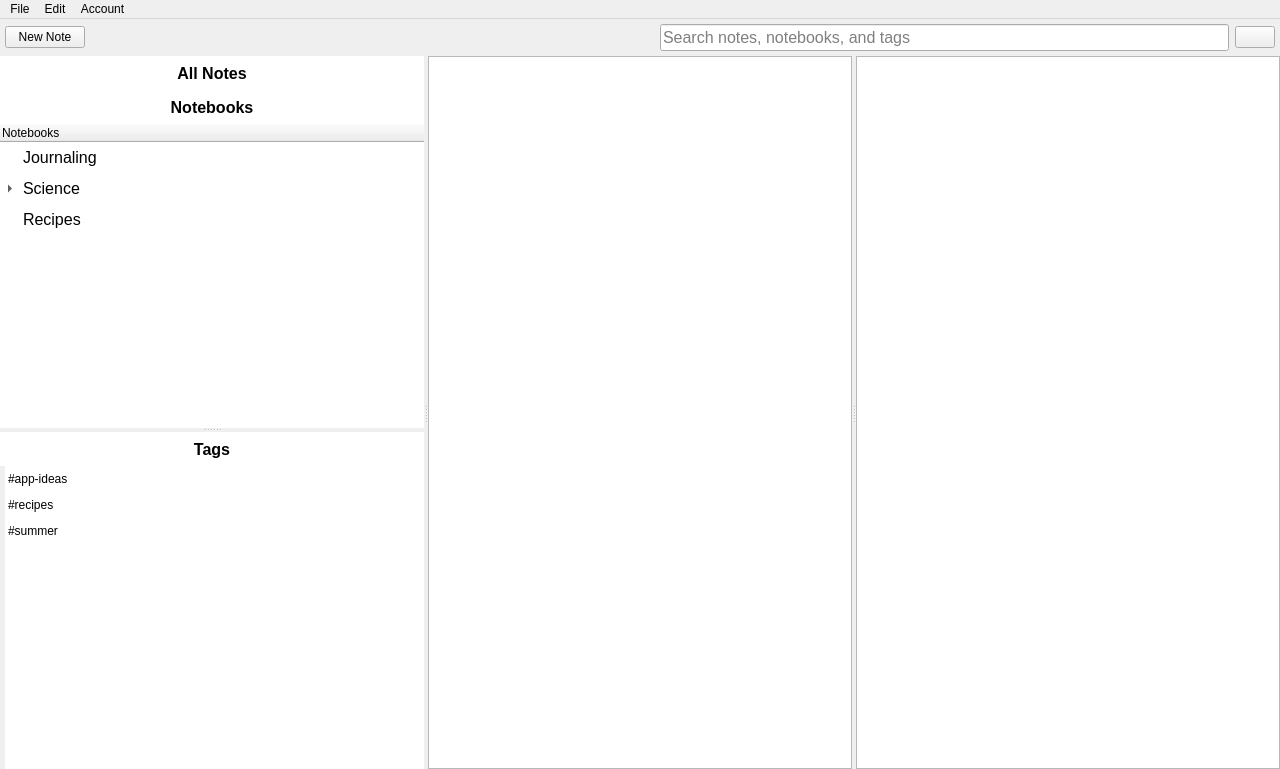
Qt form mainwindow.ui (Open-App-Library/Vibrato-Notes-Desktop) before a commit.
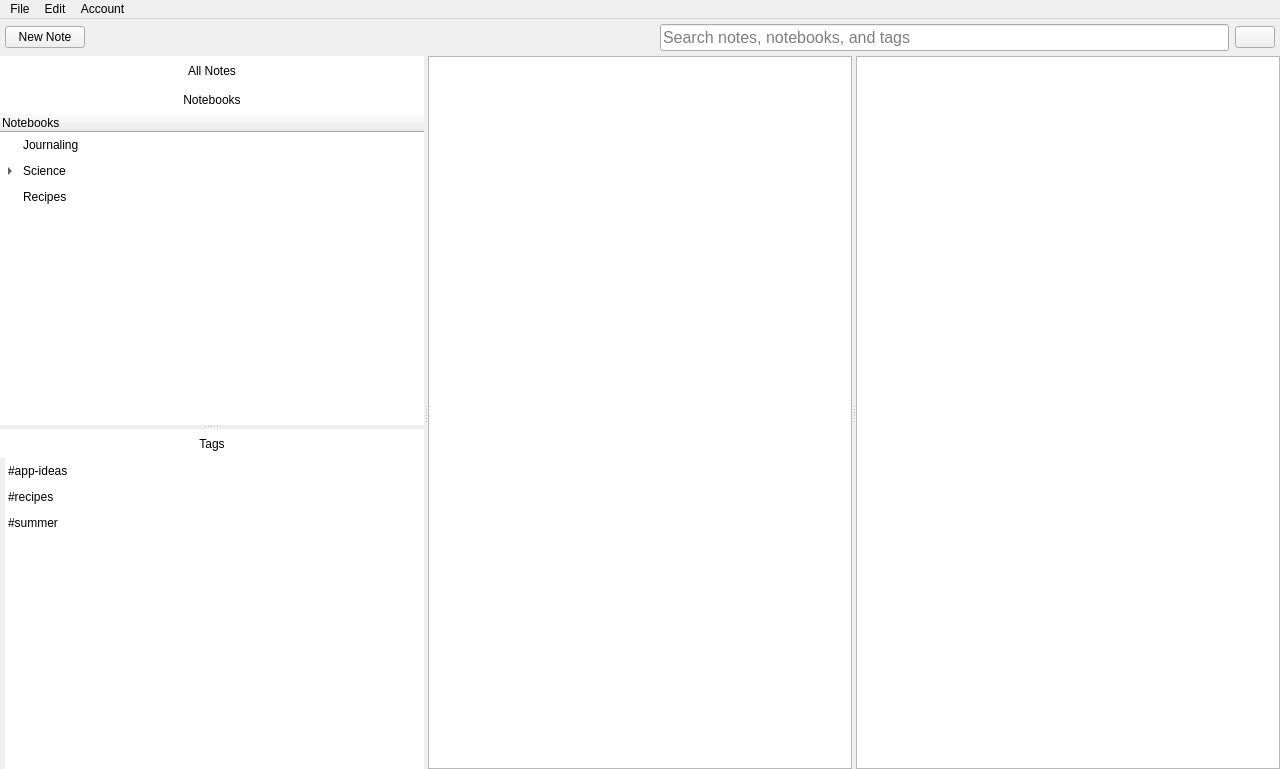
The same form after that commit. Icons and pictures are not drawn.

Commit message: default font size

```diff
--- a/mainwindow.ui
+++ b/mainwindow.ui
@@ -250,13 +250,6 @@
                   <verstretch>0</verstretch>
                  </sizepolicy>
                 </property>
-                <property name="font">
-                 <font>
-                  <pointsize>12</pointsize>
-                  <weight>75</weight>
-                  <bold>true</bold>
-                 </font>
-                </property>
                 <property name="cursor">
                  <cursorShape>ArrowCursor</cursorShape>
                 </property>
@@ -317,13 +310,6 @@
                    <verstretch>0</verstretch>
                   </sizepolicy>
                  </property>
-                 <property name="font">
-                  <font>
-                   <pointsize>12</pointsize>
-                   <weight>75</weight>
-                   <bold>true</bold>
-                  </font>
-                 </property>
                  <property name="cursor">
                   <cursorShape>ArrowCursor</cursorShape>
                  </property>
@@ -347,11 +333,6 @@
                </item>
                <item>
                 <widget class="QTreeWidget" name="notebookTreeWidget">
-                 <property name="font">
-                  <font>
-                   <pointsize>12</pointsize>
-                  </font>
-                 </property>
                  <property name="cursor" stdset="0">
                   <cursorShape>ArrowCursor</cursorShape>
                  </property>
@@ -429,13 +410,6 @@
                    <verstretch>0</verstretch>
                   </sizepolicy>
                  </property>
-                 <property name="font">
-                  <font>
-                   <pointsize>12</pointsize>
-                   <weight>75</weight>
-                   <bold>true</bold>
-                  </font>
-                 </property>
                  <property name="cursor">
                   <cursorShape>ArrowCursor</cursorShape>
                  </property>
```
